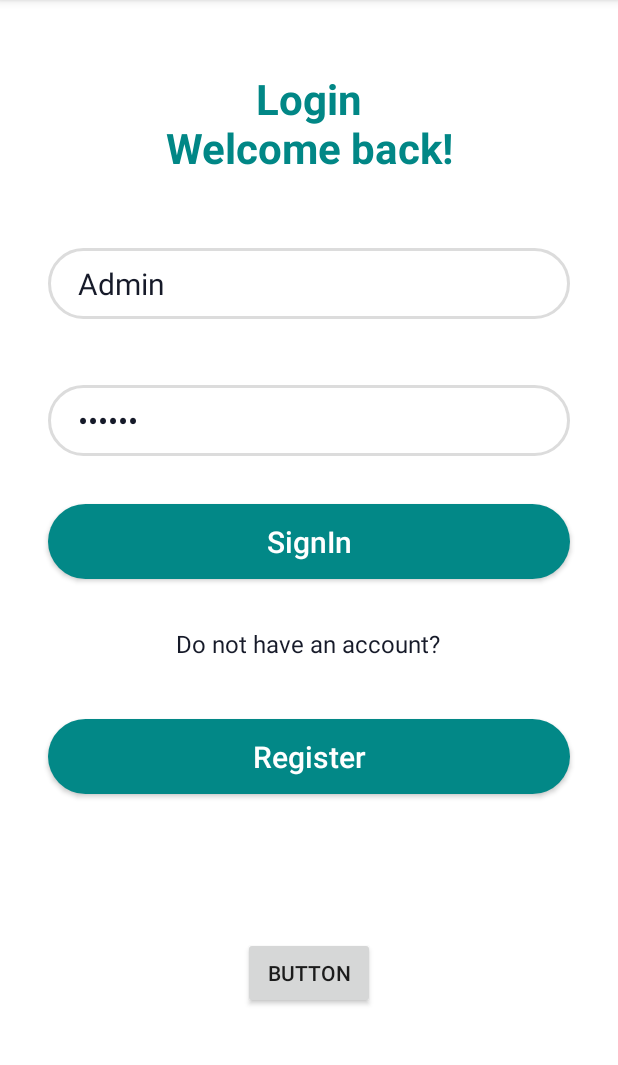
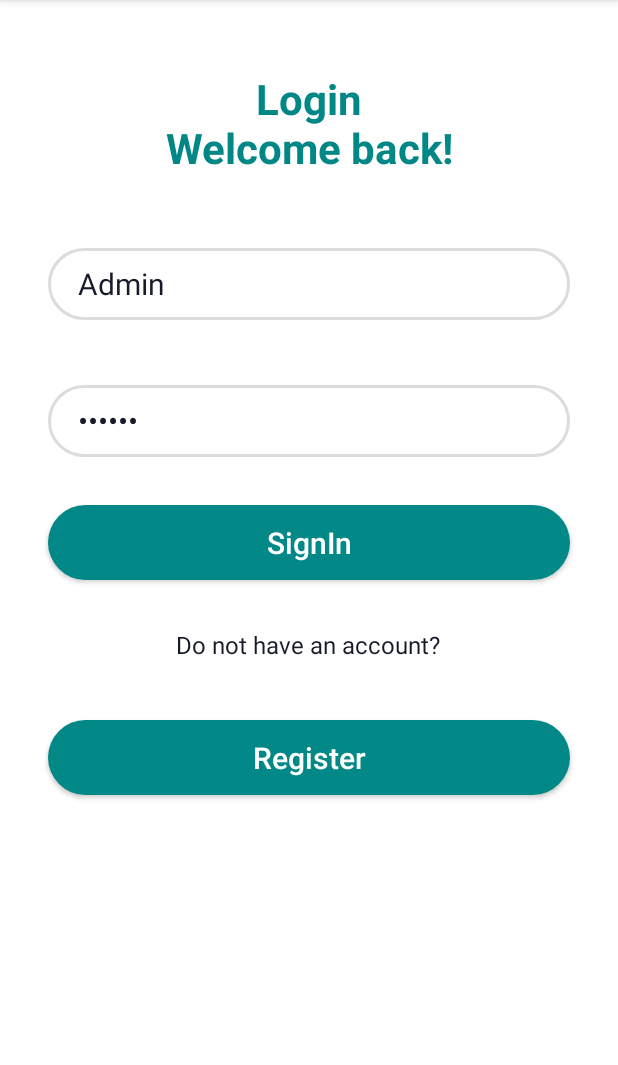
Before and after one commit to huu-thien/dut-moblie-android-Funiture-Shop, an Android app: the screen it shows after launch (LoginActivity), on a phone screen of 412 x 824 dp, the part 84-1149 px from its top. Run offline under Robolectric (Android 15) with nearby library versions, the light colour scheme and no system bars; our stand-ins replace RxJava, Timber.

Commit message:
Update search product

```diff
--- a/app/src/main/java/com/AndroidFunitureShopApp/LoginActivity.java
+++ b/app/src/main/java/com/AndroidFunitureShopApp/LoginActivity.java
@@ -41,15 +41,6 @@ public class LoginActivity extends AppCompatActivity {
         if (BuildConfig.DEBUG) {
             Timber.plant(new Timber.DebugTree());
         }
-
-        binding.btnTest.setOnClickListener(new View.OnClickListener() {
-            @Override
-            public void onClick(View v) {
-                Intent intent = new Intent(v.getContext(), AccountFragment.class);
-
-            }
-        });
-
 
         binding.btnLogin.setOnClickListener(new View.OnClickListener() {
             @Override
--- a/app/src/main/java/com/AndroidFunitureShopApp/view/CategoriesFragment.java
+++ b/app/src/main/java/com/AndroidFunitureShopApp/view/CategoriesFragment.java
@@ -87,4 +87,6 @@ public class CategoriesFragment extends Fragment {
                 });
 
     }
+
+
 }
--- /dev/null
+++ b/app/src/main/res/drawable/ic_baseline_search_24.xml
@@ -0,0 +1,5 @@
+<vector android:height="24dp" android:tint="#000000"
+    android:viewportHeight="24" android:viewportWidth="24"
+    android:width="24dp" xmlns:android="http://schemas.android.com/apk/res/android">
+    <path android:fillColor="@android:color/white" android:pathData="M15.5,14h-0.79l-0.28,-0.27C15.41,12.59 16,11.11 16,9.5 16,5.91 13.09,3 9.5,3S3,5.91 3,9.5 5.91,16 9.5,16c1.61,0 3.09,-0.59 4.23,-1.57l0.27,0.28v0.79l5,4.99L20.49,19l-4.99,-5zM9.5,14C7.01,14 5,11.99 5,9.5S7.01,5 9.5,5 14,7.01 14,9.5 11.99,14 9.5,14z"/>
+</vector>
--- a/app/src/main/res/layout/login.xml
+++ b/app/src/main/res/layout/login.xml
@@ -59,6 +59,7 @@
         android:hint="Username"
         android:imeOptions="actionNext"
         android:inputType="textEmailAddress"
+        android:minHeight="48dp"
         android:text="Admin"
         android:textColor="@color/background_color_reverse"
         android:textColorHint="@color/background_color_reverse"
@@ -78,9 +79,10 @@
         android:layout_marginEnd="32dp"
         android:background="@drawable/rounded_border"
         android:hint="Password"
-        android:text="123456"
         android:imeOptions="actionDone"
         android:inputType="textPassword"
+        android:minHeight="48dp"
+        android:text="123456"
         android:textColor="@color/background_color_reverse"
         android:textColorHint="@color/background_color_reverse"
         android:textSize="20sp"
@@ -150,14 +152,4 @@
         app:layout_constraintTop_toBottomOf="@+id/tvOr"
         app:layout_constraintVertical_bias="0.03" />
 
-    <Button
-        android:id="@+id/btn_test"
-        android:layout_width="wrap_content"
-        android:layout_height="wrap_content"
-        android:text="Button"
-        app:layout_constraintBottom_toBottomOf="parent"
-        app:layout_constraintEnd_toEndOf="parent"
-        app:layout_constraintStart_toStartOf="parent"
-        app:layout_constraintTop_toBottomOf="@+id/btnRegister" />
-
 </androidx.constraintlayout.widget.ConstraintLayout>
```
Also changed, not shown: app/src/main/java/com/AndroidFunitureShopApp/MainActivity.java (+2 -29 lines), app/src/main/java/com/AndroidFunitureShopApp/model/Product/productsAdapter.java (+28 -1 lines), app/src/main/java/com/AndroidFunitureShopApp/view/AccountFragment.java (+23 -0 lines), app/src/main/java/com/AndroidFunitureShopApp/view/HomeFragment.java (+22 -1 lines), app/src/main/res/menu/logout_menu.xml (added, +10 -0 lines), app/src/main/res/menu/main_menu.xml (+6 -4 lines).
